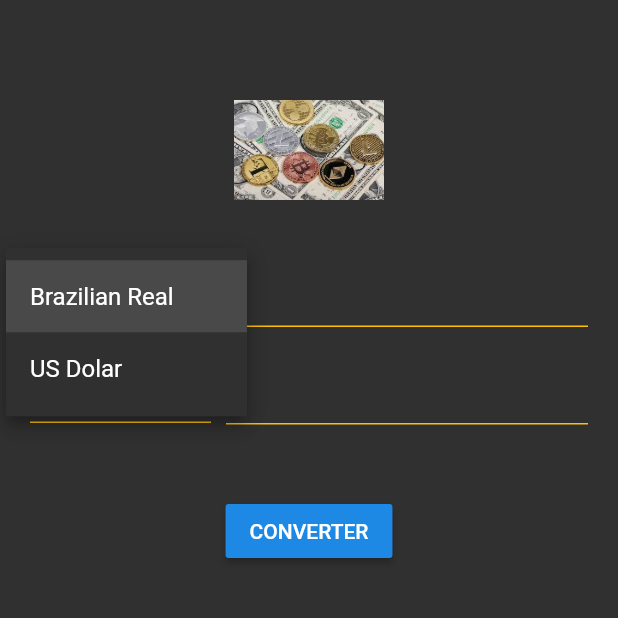
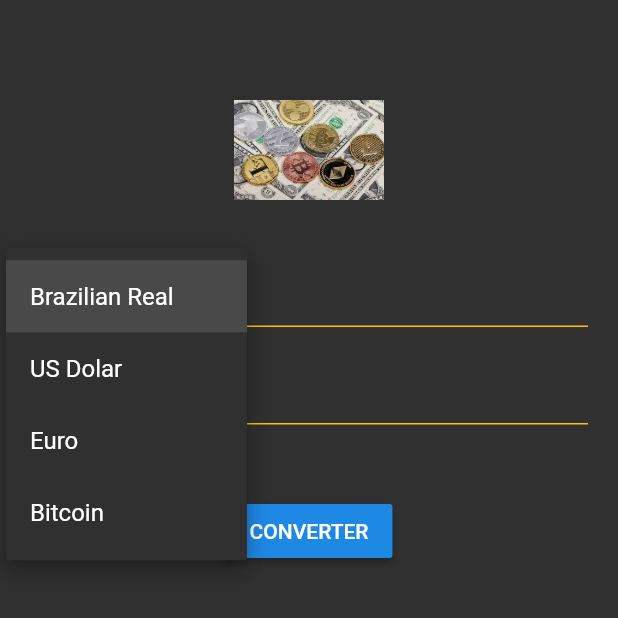
Before and after one commit to marikrg/currency-converter, a Flutter app: the screen it shows after launch, after a tap on "Brazilian Real", on a phone screen of 412 x 824 dp, the top half of it. Run offline on Flutter 3.47's test engine with Material 2 defaults, Android fonts, the phone set to English and light mode, and no system bars.

Commit message:
Manage changes through controller

```diff
--- a/lib/app/components/currency_box.dart
+++ b/lib/app/components/currency_box.dart
@@ -1,7 +1,17 @@
+import 'package:currencyconverter/app/models/currency_model.dart';
 import 'package:flutter/cupertino.dart';
 import 'package:flutter/material.dart';
 
 class CurrencyBox extends StatelessWidget {
+  final List<CurrencyModel> items;
+  final CurrencyModel selectedItem;
+  final TextEditingController controller;
+  final void Function(CurrencyModel) onChanged;
+
+  const CurrencyBox(
+      {Key key, this.items, this.controller, this.onChanged, this.selectedItem})
+      : super(key: key);
+
   @override
   Widget build(BuildContext context) {
     return Row(crossAxisAlignment: CrossAxisAlignment.start, children: [
@@ -9,19 +19,21 @@ class CurrencyBox extends StatelessWidget {
           flex: 1,
           child: SizedBox(
               height: 55,
-              child: DropdownButton(
+              child: DropdownButton<CurrencyModel>(
+                  value: selectedItem,
                   iconEnabledColor: Colors.amber,
                   isExpanded: true,
                   underline: Container(height: 1, color: Colors.amber),
-                  items: [
-                    DropdownMenuItem(child: Text('Brazilian Real')),
-                    DropdownMenuItem(child: Text('US Dolar'))
-                  ],
-                  onChanged: (value) {}))),
+                  items: items
+                      .map((e) =>
+                          DropdownMenuItem(value: e, child: Text(e.name)))
+                      .toList(),
+                  onChanged: onChanged))),
       SizedBox(width: 10),
       Expanded(
           flex: 2,
           child: TextField(
+              controller: controller,
               decoration: InputDecoration(
                   enabledBorder: UnderlineInputBorder(
                       borderSide: BorderSide(color: Colors.amber)),
--- a/lib/app/controllers/home_controller.dart
+++ b/lib/app/controllers/home_controller.dart
@@ -17,18 +17,20 @@ class HomeController {
   }
 
   void convert() {
+    print('converting...');
     double value = double.tryParse(toText.text) ?? 1.0;
     double convertedValue;
 
-    if (fromCurrency.name == 'Brazilian Real') {
-      convertedValue = value * toCurrency.real;
-    } else if (fromCurrency.name == 'US Dolar') {
-      convertedValue = value * toCurrency.dolar;
-    } else if (fromCurrency.name == 'Euro') {
-      convertedValue = value * toCurrency.euro;
-    } else if (fromCurrency.name == 'Bitcoin') {
-      convertedValue = value * toCurrency.bitcoin;
+    if (toCurrency.name == 'Brazilian Real') {
+      convertedValue = value * fromCurrency.real;
+    } else if (toCurrency.name == 'US Dolar') {
+      convertedValue = value * fromCurrency.dolar;
+    } else if (toCurrency.name == 'Euro') {
+      convertedValue = value * fromCurrency.euro;
+    } else if (toCurrency.name == 'Bitcoin') {
+      convertedValue = value * fromCurrency.bitcoin;
     }
+    print(convertedValue.toStringAsFixed(2));
     fromText.text = convertedValue.toStringAsFixed(2);
   }
 }
--- a/lib/app/views/home_view.dart
+++ b/lib/app/views/home_view.dart
@@ -1,8 +1,24 @@
 import 'package:currencyconverter/app/components/currency_box.dart';
+import 'package:currencyconverter/app/controllers/home_controller.dart';
 import 'package:flutter/cupertino.dart';
 import 'package:flutter/material.dart';
 
-class HomeView extends StatelessWidget {
+class HomeView extends StatefulWidget {
+  @override
+  _HomeViewState createState() => _HomeViewState();
+}
+
+class _HomeViewState extends State<HomeView> {
+  HomeController homeController;
+  final toText = TextEditingController();
+  final fromText = TextEditingController();
+
+  @override
+  initState() {
+    super.initState();
+    homeController = HomeController(toText: toText, fromText: fromText);
+  }
+
   @override
   Widget build(BuildContext context) {
     return Scaffold(
@@ -15,11 +31,29 @@ class HomeView extends StatelessWidget {
                 child: Column(children: [
                   Image.asset('assets/logo.jpeg', width: 100, height: 100),
                   SizedBox(height: 20),
-                  CurrencyBox(),
+                  CurrencyBox(
+                      items: homeController.currencies,
+                      controller: toText,
+                      selectedItem: homeController.toCurrency,
+                      onChanged: (model) {
+                        setState(() {
+                          homeController.toCurrency = model;
+                        });
+                      }),
                   SizedBox(height: 10),
-                  CurrencyBox(),
+                  CurrencyBox(
+                      items: homeController.currencies,
+                      controller: fromText,
+                      selectedItem: homeController.fromCurrency,
+                      onChanged: (model) {
+                        homeController.fromCurrency = model;
+                      }),
                   SizedBox(height: 40),
-                  RaisedButton(onPressed: () {}, child: Text('CONVERTER'))
+                  RaisedButton(
+                      onPressed: () {
+                        homeController.convert();
+                      },
+                      child: Text('CONVERTER'))
                 ]))));
   }
 }
```
Also changed, not shown: 1 other file.
